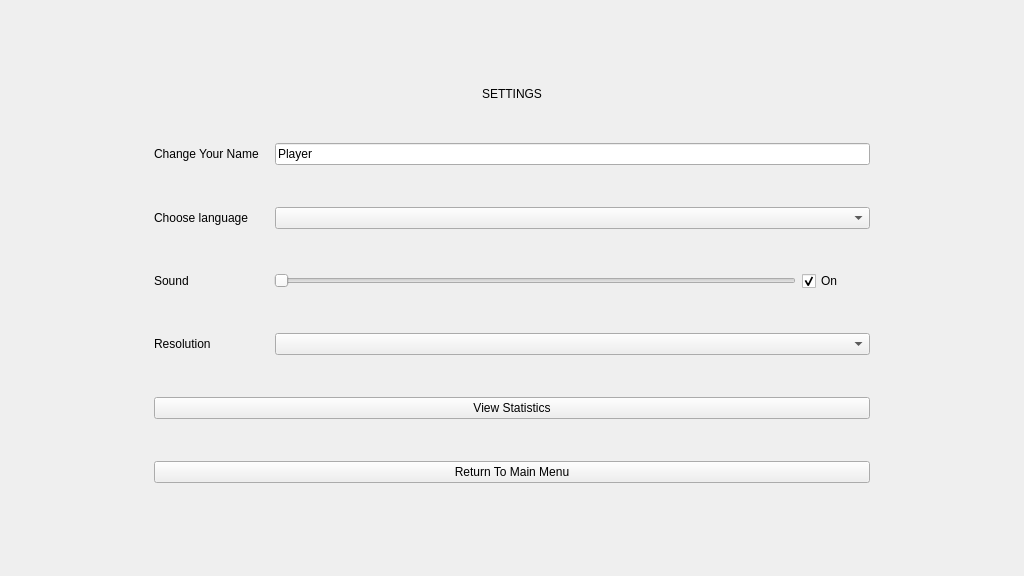
First picture: the form in src/menu/settingswidget.ui, repository VKuzia/cat-circus, before the edit.
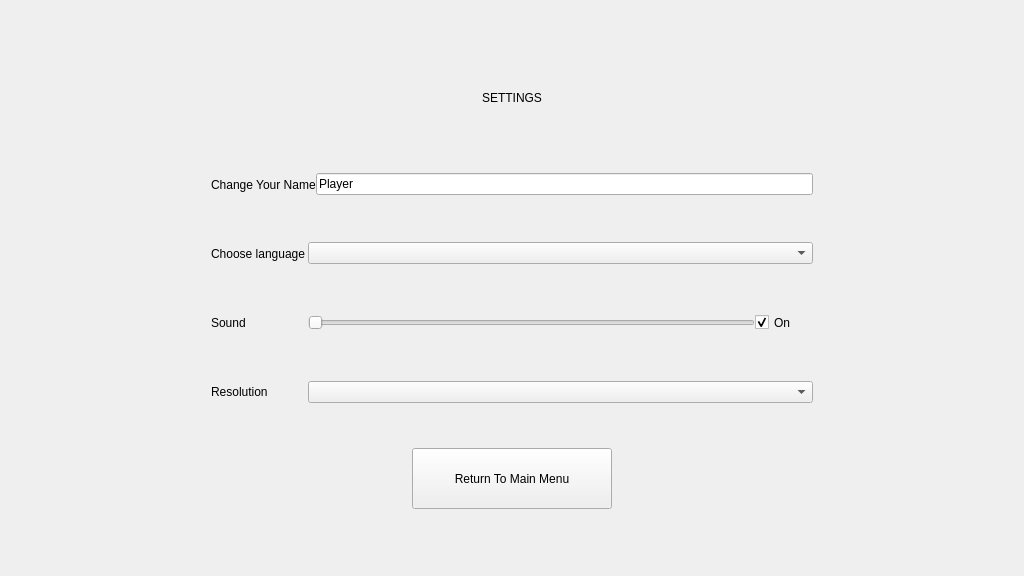
Second picture: the form after the edit. Custom widgets are drawn as their Qt base class.

Commit message: Change settings layout

Diff of the .ui file:
```diff
--- a/src/menu/settingswidget.ui
+++ b/src/menu/settingswidget.ui
@@ -13,7 +13,7 @@
   <property name="windowTitle">
    <string>Form</string>
   </property>
-  <layout class="QHBoxLayout" name="horizontalLayout" stretch="1,5,1">
+  <layout class="QHBoxLayout" name="horizontalLayout" stretch="1,3,1">
    <item>
     <spacer name="ui_left_spacer_">
      <property name="orientation">
@@ -28,14 +28,20 @@
     </spacer>
    </item>
    <item>
-    <layout class="QVBoxLayout" name="ui_vertical_layout_" stretch="1,8,10,10,10,10,8,8,1">
+    <layout class="QVBoxLayout" name="ui_vertical_layout_" stretch="5,15,10,10,10,10,15,5">
+     <property name="spacing">
+      <number>0</number>
+     </property>
+     <property name="sizeConstraint">
+      <enum>QLayout::SetMinimumSize</enum>
+     </property>
      <item>
       <spacer name="ui_upper_spacer_">
        <property name="orientation">
         <enum>Qt::Vertical</enum>
        </property>
        <property name="sizeType">
-        <enum>QSizePolicy::Fixed</enum>
+        <enum>QSizePolicy::Expanding</enum>
        </property>
        <property name="sizeHint" stdset="0">
         <size>
@@ -48,7 +54,7 @@
      <item>
       <widget class="QLabel" name="ui_settings_label_">
        <property name="sizePolicy">
-        <sizepolicy hsizetype="Minimum" vsizetype="Fixed">
+        <sizepolicy hsizetype="Expanding" vsizetype="Expanding">
          <horstretch>0</horstretch>
          <verstretch>0</verstretch>
         </sizepolicy>
@@ -65,6 +71,12 @@
       <layout class="QHBoxLayout" name="ui_user_layout_" stretch="5,26">
        <item>
         <widget class="QLabel" name="ui_user_label_">
+         <property name="sizePolicy">
+          <sizepolicy hsizetype="Expanding" vsizetype="Expanding">
+           <horstretch>0</horstretch>
+           <verstretch>0</verstretch>
+          </sizepolicy>
+         </property>
          <property name="text">
           <string>Change Your Name</string>
          </property>
@@ -83,13 +95,56 @@
       <layout class="QHBoxLayout" name="ui_language_layout_" stretch="5,26">
        <item>
         <widget class="QLabel" name="ui_language_label_">
+         <property name="sizePolicy">
+          <sizepolicy hsizetype="Expanding" vsizetype="Expanding">
+           <horstretch>0</horstretch>
+           <verstretch>0</verstretch>
+          </sizepolicy>
+         </property>
          <property name="text">
           <string>Choose language</string>
          </property>
         </widget>
        </item>
        <item>
-        <widget class="QComboBox" name="ui_language_combo_box_"/>
+        <layout class="QVBoxLayout" name="verticalLayout">
+         <item>
+          <spacer name="verticalSpacer_3">
+           <property name="orientation">
+            <enum>Qt::Vertical</enum>
+           </property>
+           <property name="sizeHint" stdset="0">
+            <size>
+             <width>20</width>
+             <height>40</height>
+            </size>
+           </property>
+          </spacer>
+         </item>
+         <item>
+          <widget class="QComboBox" name="ui_language_combo_box_">
+           <property name="sizePolicy">
+            <sizepolicy hsizetype="Expanding" vsizetype="Preferred">
+             <horstretch>0</horstretch>
+             <verstretch>0</verstretch>
+            </sizepolicy>
+           </property>
+          </widget>
+         </item>
+         <item>
+          <spacer name="verticalSpacer_4">
+           <property name="orientation">
+            <enum>Qt::Vertical</enum>
+           </property>
+           <property name="sizeHint" stdset="0">
+            <size>
+             <width>20</width>
+             <height>40</height>
+            </size>
+           </property>
+          </spacer>
+         </item>
+        </layout>
        </item>
       </layout>
      </item>
@@ -97,20 +152,68 @@
       <layout class="QHBoxLayout" name="ui_sound_layout_" stretch="5,23,3">
        <item>
         <widget class="QLabel" name="ui_sound_label_">
+         <property name="sizePolicy">
+          <sizepolicy hsizetype="Expanding" vsizetype="Expanding">
+           <horstretch>0</horstretch>
+           <verstretch>0</verstretch>
+          </sizepolicy>
+         </property>
          <property name="text">
           <string>Sound</string>
          </property>
         </widget>
        </item>
        <item>
-        <widget class="QSlider" name="ui_volume_">
-         <property name="orientation">
-          <enum>Qt::Horizontal</enum>
-         </property>
-        </widget>
+        <layout class="QVBoxLayout" name="verticalLayout_4">
+         <item>
+          <spacer name="verticalSpacer_8">
+           <property name="orientation">
+            <enum>Qt::Vertical</enum>
+           </property>
+           <property name="sizeHint" stdset="0">
+            <size>
+             <width>20</width>
+             <height>40</height>
+            </size>
+           </property>
+          </spacer>
+         </item>
+         <item>
+          <widget class="QSlider" name="ui_volume_">
+           <property name="sizePolicy">
+            <sizepolicy hsizetype="Expanding" vsizetype="Preferred">
+             <horstretch>0</horstretch>
+             <verstretch>0</verstretch>
+            </sizepolicy>
+           </property>
+           <property name="orientation">
+            <enum>Qt::Horizontal</enum>
+           </property>
+          </widget>
+         </item>
+         <item>
+          <spacer name="verticalSpacer_9">
+           <property name="orientation">
+            <enum>Qt::Vertical</enum>
+           </property>
+           <property name="sizeHint" stdset="0">
+            <size>
+             <width>20</width>
+             <height>40</height>
+            </size>
+           </property>
+          </spacer>
+         </item>
+        </layout>
        </item>
        <item>
         <widget class="QCheckBox" name="ui_sound_check_box_">
+         <property name="sizePolicy">
+          <sizepolicy hsizetype="Expanding" vsizetype="Expanding">
+           <horstretch>0</horstretch>
+           <verstretch>0</verstretch>
+          </sizepolicy>
+         </property>
          <property name="text">
           <string>On</string>
          </property>
@@ -131,38 +234,125 @@
         </widget>
        </item>
        <item>
-        <widget class="QComboBox" name="ui_resolution_combo_box_"/>
+        <layout class="QVBoxLayout" name="verticalLayout_2">
+         <item>
+          <spacer name="verticalSpacer_6">
+           <property name="orientation">
+            <enum>Qt::Vertical</enum>
+           </property>
+           <property name="sizeHint" stdset="0">
+            <size>
+             <width>20</width>
+             <height>40</height>
+            </size>
+           </property>
+          </spacer>
+         </item>
+         <item>
+          <widget class="QComboBox" name="ui_resolution_combo_box_">
+           <property name="sizePolicy">
+            <sizepolicy hsizetype="Expanding" vsizetype="Preferred">
+             <horstretch>0</horstretch>
+             <verstretch>0</verstretch>
+            </sizepolicy>
+           </property>
+          </widget>
+         </item>
+         <item>
+          <spacer name="verticalSpacer_5">
+           <property name="orientation">
+            <enum>Qt::Vertical</enum>
+           </property>
+           <property name="sizeHint" stdset="0">
+            <size>
+             <width>20</width>
+             <height>40</height>
+            </size>
+           </property>
+          </spacer>
+         </item>
+        </layout>
        </item>
       </layout>
      </item>
      <item>
-      <widget class="QPushButton" name="ui_statistics_button_">
-       <property name="text">
-        <string>View Statistics</string>
-       </property>
-      </widget>
+      <layout class="QHBoxLayout" name="horizontalLayout_2" stretch="1,1,1">
+       <item>
+        <spacer name="horizontalSpacer_2">
+         <property name="orientation">
+          <enum>Qt::Horizontal</enum>
+         </property>
+         <property name="sizeHint" stdset="0">
+          <size>
+           <width>40</width>
+           <height>20</height>
+          </size>
+         </property>
+        </spacer>
+       </item>
+       <item>
+        <layout class="QVBoxLayout" name="verticalLayout_3" stretch="1,3,1">
+         <item>
+          <spacer name="verticalSpacer">
+           <property name="orientation">
+            <enum>Qt::Vertical</enum>
+           </property>
+           <property name="sizeHint" stdset="0">
+            <size>
+             <width>20</width>
+             <height>40</height>
+            </size>
+           </property>
+          </spacer>
+         </item>
+         <item>
+          <widget class="Button" name="ui_return_button_">
+           <property name="sizePolicy">
+            <sizepolicy hsizetype="Expanding" vsizetype="Expanding">
+             <horstretch>0</horstretch>
+             <verstretch>0</verstretch>
+            </sizepolicy>
+           </property>
+           <property name="text">
+            <string>Return To Main Menu</string>
+           </property>
+          </widget>
+         </item>
+         <item>
+          <spacer name="verticalSpacer_2">
+           <property name="orientation">
+            <enum>Qt::Vertical</enum>
+           </property>
+           <property name="sizeHint" stdset="0">
+            <size>
+             <width>20</width>
+             <height>40</height>
+            </size>
+           </property>
+          </spacer>
+         </item>
+        </layout>
+       </item>
+       <item>
+        <spacer name="horizontalSpacer">
+         <property name="orientation">
+          <enum>Qt::Horizontal</enum>
+         </property>
+         <property name="sizeHint" stdset="0">
+          <size>
+           <width>40</width>
+           <height>20</height>
+          </size>
+         </property>
+        </spacer>
+       </item>
+      </layout>
      </item>
      <item>
-      <widget class="QPushButton" name="ui_return_button_">
-       <property name="sizePolicy">
-        <sizepolicy hsizetype="Minimum" vsizetype="Fixed">
-         <horstretch>0</horstretch>
-         <verstretch>0</verstretch>
-        </sizepolicy>
-       </property>
-       <property name="text">
-        <string>Return To Main Menu</string>
-       </property>
-      </widget>
-     </item>
-     <item>
-      <spacer name="ui_down_spacer_">
+      <spacer name="verticalSpacer_7">
        <property name="orientation">
         <enum>Qt::Vertical</enum>
        </property>
-       <property name="sizeType">
-        <enum>QSizePolicy::Fixed</enum>
-       </property>
        <property name="sizeHint" stdset="0">
         <size>
          <width>20</width>
```
